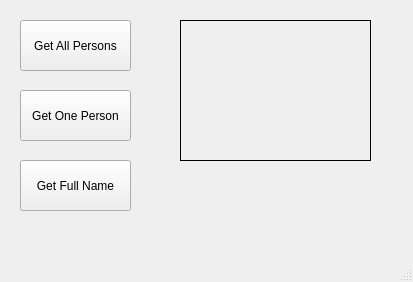
t0vure00/qt_example, file qt_frontend/mainwindow.ui: the form before one commit.
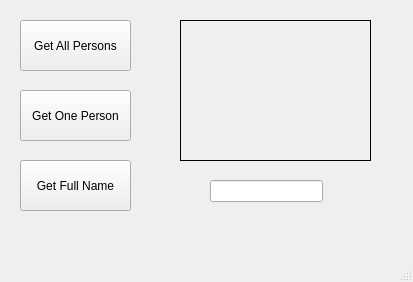
The form after the commit.

Diff of the .ui file:
```diff
--- a/qt_frontend/mainwindow.ui
+++ b/qt_frontend/mainwindow.ui
@@ -69,6 +69,16 @@
      <string/>
     </property>
    </widget>
+   <widget class="QLineEdit" name="lineEditForId">
+    <property name="geometry">
+     <rect>
+      <x>210</x>
+      <y>180</y>
+      <width>113</width>
+      <height>22</height>
+     </rect>
+    </property>
+   </widget>
   </widget>
   <widget class="QMenuBar" name="menubar">
    <property name="geometry">
```
